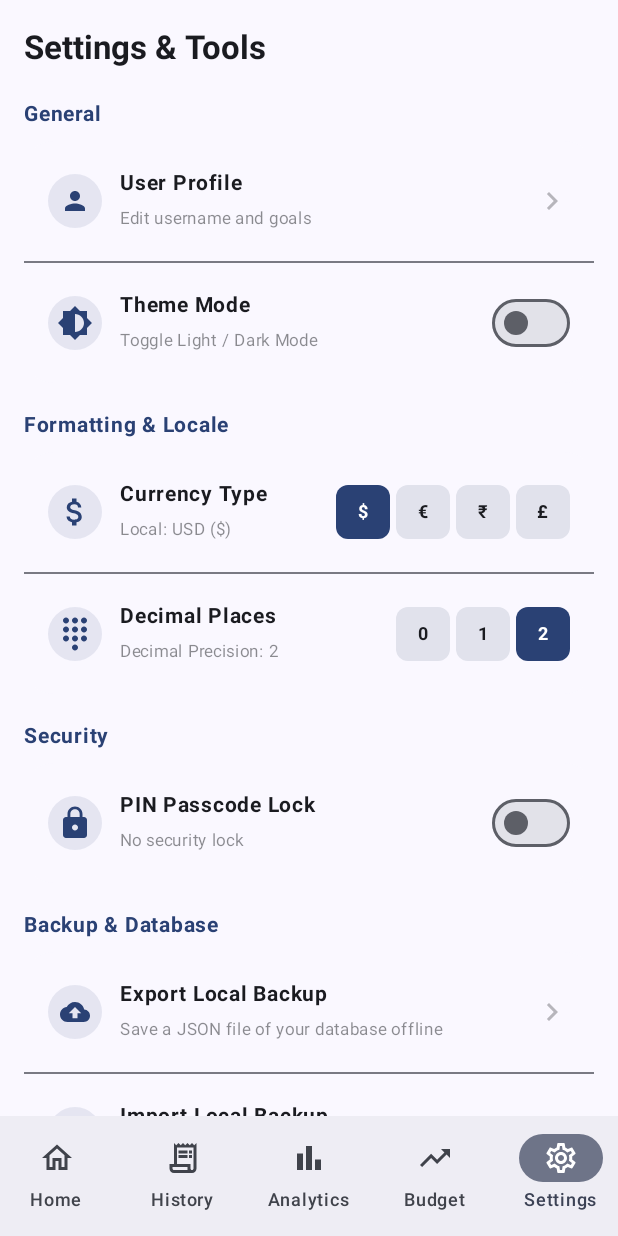
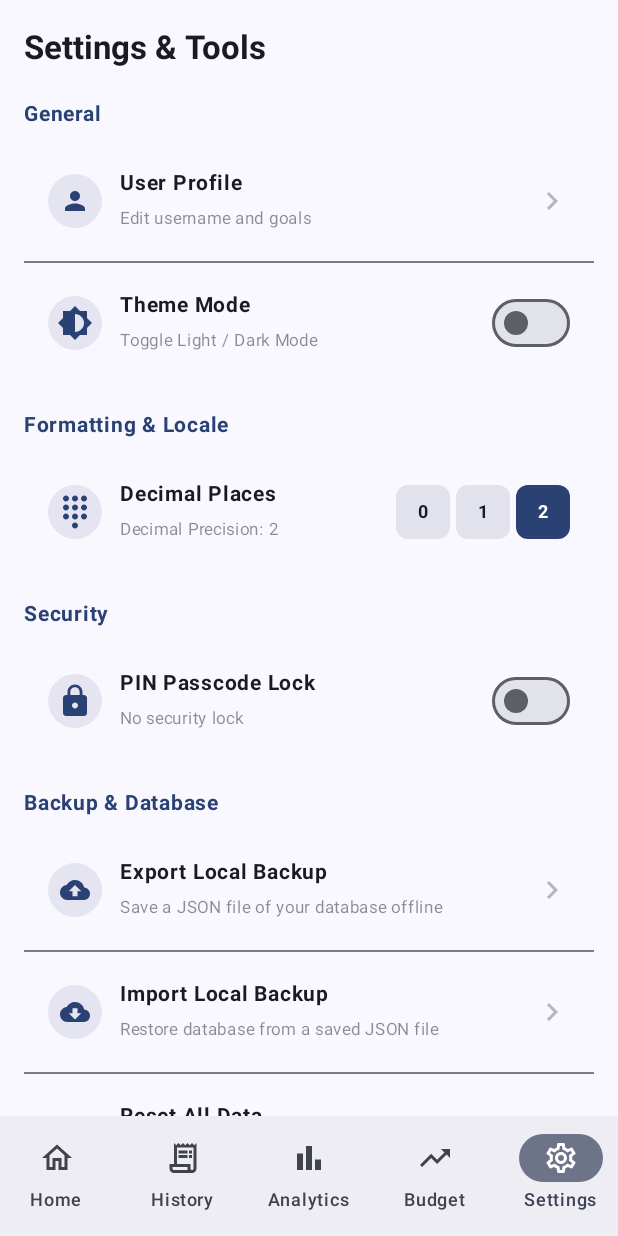
Before and after one commit to KUMAR-VSK/Expence-Tracker, an Android app built with Jetpack Compose: the settings screen opened through its navigation route, on a phone screen of 412 x 824 dp. Run offline under Robolectric (Android 15) with nearby library versions, the phone set to English and light mode, and no system bars; our stand-ins replace Dagger/Hilt's generated code, Room's generated code.

Commit message:
refactor: remove currency selection UI from Settings, locking app currency strictly to INR (₹)

```diff
--- a/app/src/main/java/com/example/expensetracker/presentation/screens/SettingsScreen.kt
+++ b/app/src/main/java/com/example/expensetracker/presentation/screens/SettingsScreen.kt
@@ -159,52 +159,6 @@ fun SettingsScreen(
                     colors = CardDefaults.cardColors(containerColor = MaterialTheme.colorScheme.surface)
                 ) {
                     Column {
-                        // Currency selection row
-                        Row(
-                            modifier = Modifier
-                                .fillMaxWidth()
-                                .padding(16.dp),
-                            verticalAlignment = Alignment.CenterVertically,
-                            horizontalArrangement = Arrangement.SpaceBetween
-                        ) {
-                            Row(verticalAlignment = Alignment.CenterVertically) {
-                                Box(
-                                    modifier = Modifier
-                                        .size(36.dp)
-                                        .clip(CircleShape)
-                                        .background(MaterialTheme.colorScheme.primary.copy(alpha = 0.1f)),
-                                    contentAlignment = Alignment.Center
-                                ) {
-                                    Icon(imageVector = Icons.Default.AttachMoney, contentDescription = "", tint = MaterialTheme.colorScheme.primary)
-                                }
-                                Spacer(modifier = Modifier.width(12.dp))
-                                Column {
-                                    Text("Currency Type", fontSize = 14.sp, fontWeight = FontWeight.Bold)
-                                    Text("Local: ${settings.currencyCode} (${settings.currencySymbol})", fontSize = 11.sp, color = MaterialTheme.colorScheme.onSurface.copy(alpha = 0.5f))
-                                }
-                            }
-
-                            // Compact currency selection buttons
-                            val currencyMap = listOf("USD" to "$", "EUR" to "€", "INR" to "₹", "GBP" to "£")
-                            Row(horizontalArrangement = Arrangement.spacedBy(4.dp)) {
-                                currencyMap.forEach { (code, sym) ->
-                                    val isSelected = settings.currencyCode == code
-                                    Box(
-                                        contentAlignment = Alignment.Center,
-                                        modifier = Modifier
-                                            .size(36.dp)
-                                            .clip(RoundedCornerShape(8.dp))
-                                            .background(if (isSelected) MaterialTheme.colorScheme.primary else MaterialTheme.colorScheme.surfaceVariant)
-                                            .clickable { viewModel.updateCurrency(code, sym) }
-                                    ) {
-                                        Text(text = sym, fontSize = 12.sp, fontWeight = FontWeight.Bold, color = if (isSelected) Color.White else MaterialTheme.colorScheme.onSurface)
-                                    }
-                                }
-                            }
-                        }
-
-                        Divider()
-
                         // Decimal Precision selection row
                         Row(
                             modifier = Modifier
```
Also changed, not shown: 1 other file.
